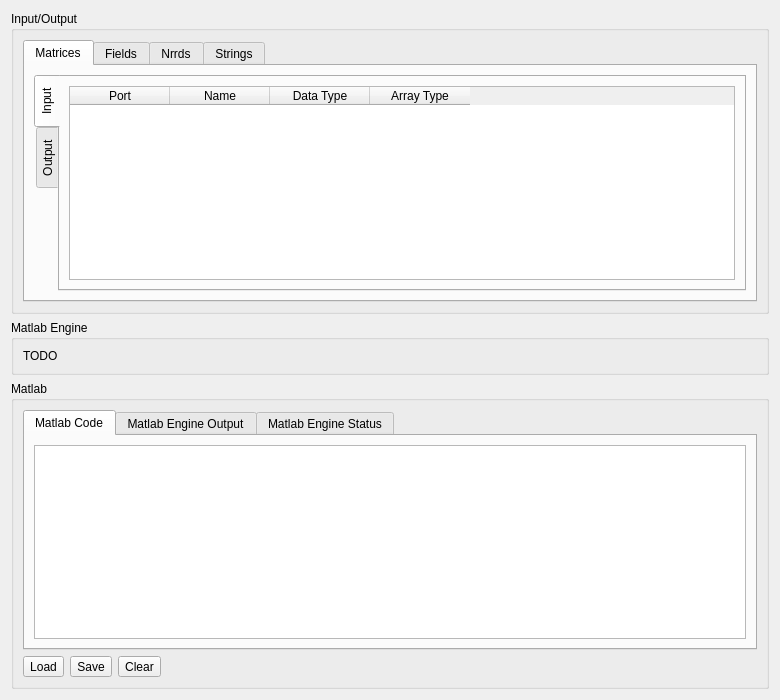
Above: src/Interface/Modules/Matlab/InterfaceWithMatlab.ui from SCIInstitute/SCIRun before the change. Below: the same form after it.
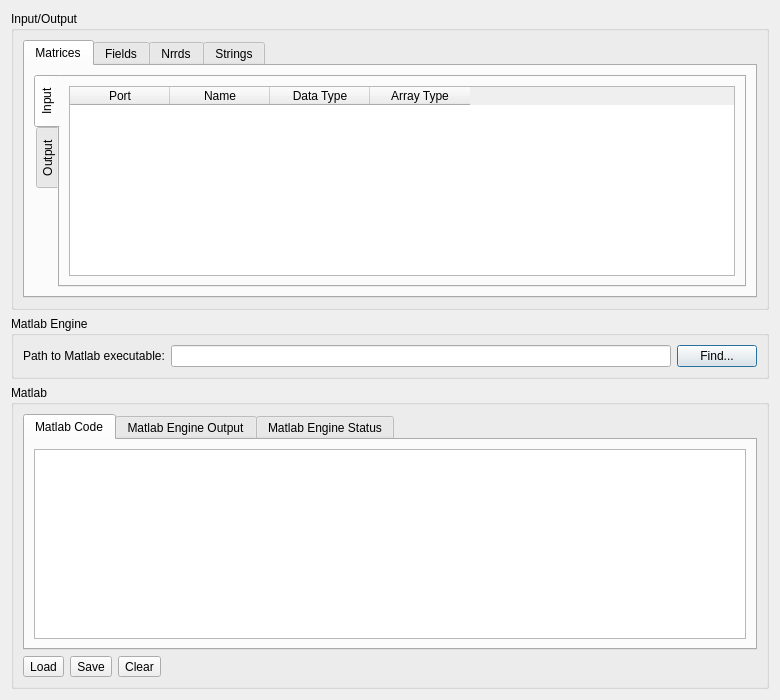
That is the form after the change.

Commit message: Use bfs::path and add some widgets

The edit to the form file:
```diff
--- a/src/Interface/Modules/Matlab/InterfaceWithMatlab.ui
+++ b/src/Interface/Modules/Matlab/InterfaceWithMatlab.ui
@@ -179,7 +179,17 @@
       <item>
        <widget class="QLabel" name="label_2">
         <property name="text">
-         <string>TODO</string>
+         <string>Path to Matlab executable:</string>
+        </property>
+       </widget>
+      </item>
+      <item>
+       <widget class="QLineEdit" name="matlabPathLineEdit_"/>
+      </item>
+      <item>
+       <widget class="QPushButton" name="findMatlabPushButton_">
+        <property name="text">
+         <string>Find...</string>
         </property>
        </widget>
       </item>
```
The commit also changes 5 other files.
